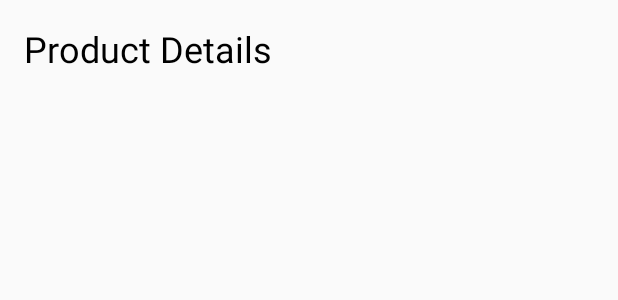
After one commit to Adhamsheriff/AdsEcommerce, an Android app: the layout activity_product_details.xml on its own in the app's theme, with its tools: preview values and no code run, on a phone screen of 412 x 824 dp. The commit adds this screen. Shown: the top 300 px of the screen. Run offline under Robolectric (Android 15) with nearby library versions, the phone set to English and light mode, and no system bars.

Commit message:
* Created product details activity * Passing data through intent.

```diff
--- a/app/build.gradle
+++ b/app/build.gradle
@@ -25,7 +25,7 @@ android {
 
 dependencies {
     implementation fileTree(dir: 'libs', include: ['*.jar'])
-    implementation"org.jetbrains.kotlin:kotlin-stdlib-jdk7:$kotlin_version"
+    implementation "org.jetbrains.kotlin:kotlin-stdlib-jdk7:$kotlin_version"
     implementation 'androidx.appcompat:appcompat:1.1.0'
     implementation 'androidx.core:core-ktx:1.1.0'
     implementation 'androidx.constraintlayout:constraintlayout:1.1.3'
--- a/app/src/main/AndroidManifest.xml
+++ b/app/src/main/AndroidManifest.xml
@@ -2,7 +2,7 @@
 <manifest xmlns:android="http://schemas.android.com/apk/res/android"
     package="com.alif.adsecommerce">
 
-    <uses-permission android:name="android.permission.INTERNET"/>
+    <uses-permission android:name="android.permission.INTERNET" />
 
     <application
         android:allowBackup="true"
@@ -11,6 +11,7 @@
         android:roundIcon="@mipmap/ic_launcher_round"
         android:supportsRtl="true"
         android:theme="@style/AppTheme">
+        <activity android:name=".ProductDetails"></activity>
         <activity
             android:name=".MainActivity"
             android:label="@string/app_name"
--- a/app/src/main/java/com/alif/adsecommerce/MainActivity.kt
+++ b/app/src/main/java/com/alif/adsecommerce/MainActivity.kt
@@ -23,7 +23,7 @@ class MainActivity : AppCompatActivity() {
         for(i in 0..100){
             products.add(
                 Product(
-            "Organic Apple",
+            "Organic Apple #$i",
                 "https://via.placeholder.com/300.png/dddddd/000000",
                 1.99
             )
--- /dev/null
+++ b/app/src/main/res/layout/activity_product_details.xml
@@ -0,0 +1,18 @@
+<?xml version="1.0" encoding="utf-8"?>
+<androidx.constraintlayout.widget.ConstraintLayout xmlns:android="http://schemas.android.com/apk/res/android"
+    xmlns:app="http://schemas.android.com/apk/res-auto"
+    xmlns:tools="http://schemas.android.com/tools"
+    android:layout_width="match_parent"
+    android:layout_height="match_parent"
+    android:padding="16dp"
+    tools:context=".ProductDetails">
+
+    <TextView
+        android:id="@+id/product_name"
+        android:layout_width="wrap_content"
+        android:layout_height="wrap_content"
+        android:textSize="24sp"
+        android:textColor="#000000"
+        android:text="Product Details"/>
+
+</androidx.constraintlayout.widget.ConstraintLayout>
```
Also changed, not shown: app/src/main/java/com/alif/adsecommerce/ProductAdapter.kt (+8 -1 lines), app/src/main/java/com/alif/adsecommerce/ProductDetails.kt (added, +16 -0 lines).
